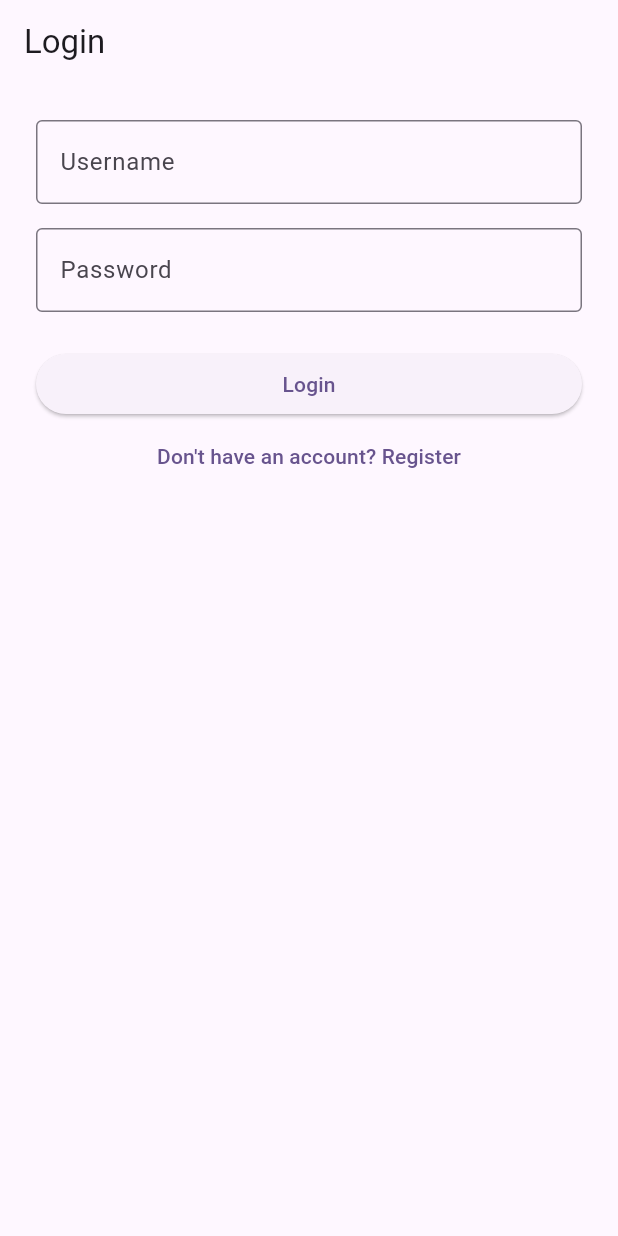
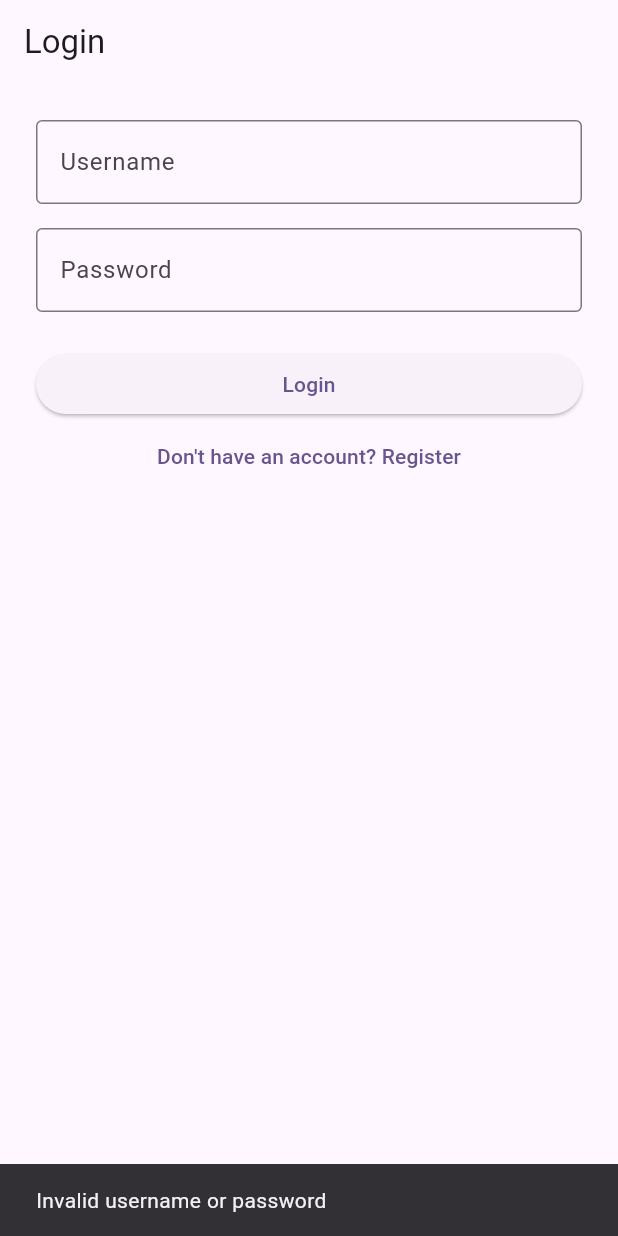
Before and after one commit to abhaysingh-10/DraftStack-Flutter, a Flutter app: the screen it shows after launch, after a tap on "Login", on a phone screen of 412 x 824 dp. Run offline on Flutter 3.47's test engine with Material 3 defaults, Android fonts, the phone set to English and light mode, and no system bars; our stand-ins replace dio, flutter_secure_storage; network calls fail.

Commit message:
Created Api Services and Login Function

```diff
--- a/lib/screens/login_screen.dart
+++ b/lib/screens/login_screen.dart
@@ -1,4 +1,5 @@
 import 'package:flutter/material.dart';
+import '../services/api_services.dart';
 
 class LoginScreen extends StatefulWidget {
   const LoginScreen({super.key});
@@ -10,6 +11,9 @@ class LoginScreen extends StatefulWidget {
 class _LoginScreenState extends State<LoginScreen> {
   final _usernameController = TextEditingController();
   final _passwordController = TextEditingController();
+
+  // Api Service Object
+  final _apiService = ApiServices();
 
   @override
   Widget build(BuildContext context) {
@@ -52,7 +56,21 @@ class _LoginScreenState extends State<LoginScreen> {
             SizedBox(
               width: double.infinity,
               child: ElevatedButton(
-                onPressed: () {},
+                onPressed: () async {
+                  final success = await _apiService.login(
+                    _usernameController.text,
+                    _passwordController.text,
+                  );
+                  if (success) {
+                    Navigator.pushReplacementNamed(context, '/notes');
+                  } else {
+                    ScaffoldMessenger.of(context).showSnackBar(
+                      SnackBar(
+                        content: Text("Invalid username or password"),
+                      ),
+                    );
+                  }
+                },
                 child: Text("Login"),
               ),
             ),
--- /dev/null
+++ b/lib/services/api_services.dart
@@ -0,0 +1,39 @@
+import 'package:dio/dio.dart';
+import 'package:flutter_secure_storage/flutter_secure_storage.dart';
+
+class ApiServices {
+  // Dio Instance
+  final Dio _dio = Dio(
+    BaseOptions(
+      baseUrl: 'http://127.0.0.1:8000/api/',
+    ),
+  );
+
+  // Storage Instance
+ final _storage = const FlutterSecureStorage();
+
+  // login() fun
+
+  Future<bool> login(String username,String password) async {
+
+    try{
+      final response = await _dio.post('auth/login/',
+      data: {
+        'username' : username,
+        'password':password,
+      },
+      );
+      await _storage.write(key: 'access_token', value: response.data['access']);
+      await _storage.write(key: 'refresh_token', value: response.data['refresh']);
+
+      return true;
+      }
+    catch(e){
+      return false;
+
+    }
+
+  }
+
+  // register()fun
+}
```
